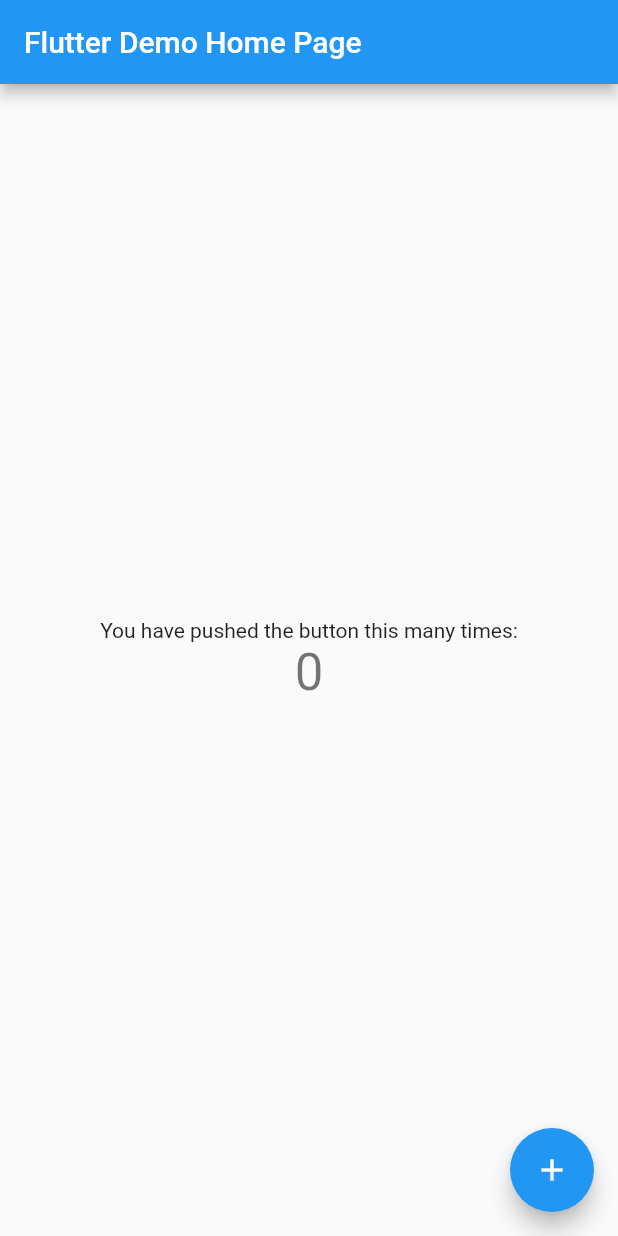
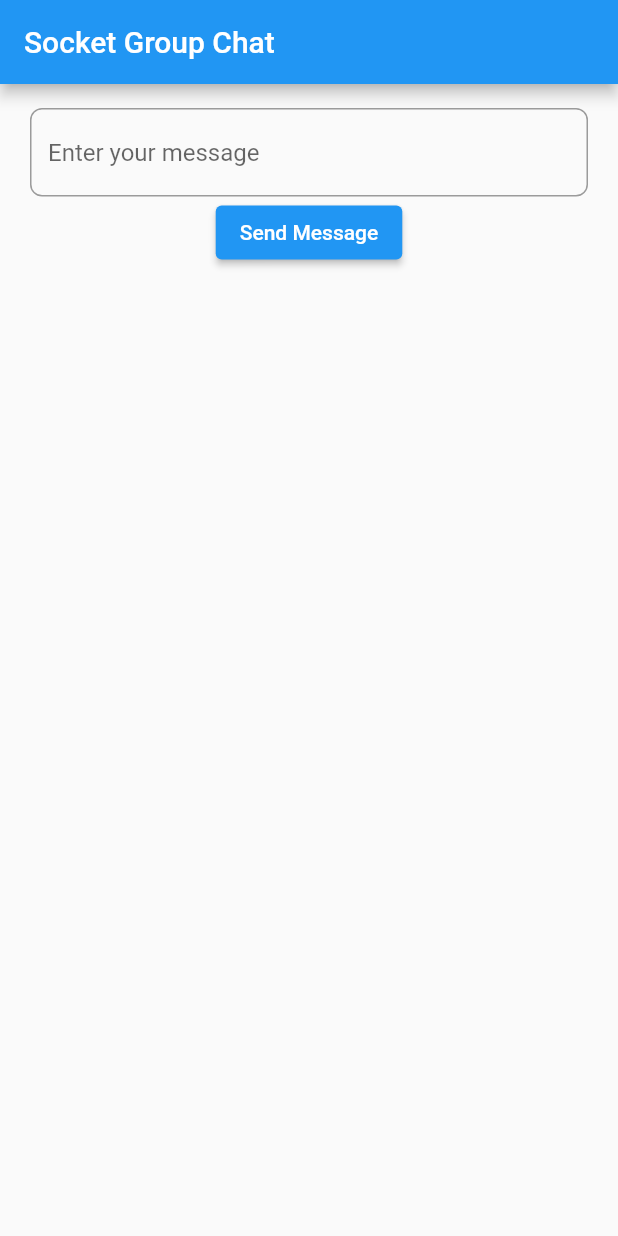
Before and after one commit to josiahfs/skj-group-project, a Flutter app: the screen it shows after launch, on a phone screen of 412 x 824 dp. Run offline on Flutter 3.47's test engine with Material 2 defaults, Android fonts, the phone set to English and light mode, and no system bars; network calls fail.

Commit message:
add text field & send message

```diff
--- a/Mobile/socket_client/lib/main.dart
+++ b/Mobile/socket_client/lib/main.dart
@@ -1,4 +1,5 @@
 import 'package:flutter/material.dart';
+import 'package:socket_client/screen/home.dart';
 
 void main() {
   runApp(const MyApp());
@@ -13,103 +14,10 @@ class MyApp extends StatelessWidget {
     return MaterialApp(
       title: 'Flutter Demo',
       theme: ThemeData(
-        // This is the theme of your application.
-        //
-        // Try running your application with "flutter run". You'll see the
-        // application has a blue toolbar. Then, without quitting the app, try
-        // changing the primarySwatch below to Colors.green and then invoke
-        // "hot reload" (press "r" in the console where you ran "flutter run",
-        // or simply save your changes to "hot reload" in a Flutter IDE).
-        // Notice that the counter didn't reset back to zero; the application
-        // is not restarted.
         primarySwatch: Colors.blue,
       ),
-      home: const MyHomePage(title: 'Flutter Demo Home Page'),
+      debugShowCheckedModeBanner: false,
+      home: HomePage(),
     );
   }
 }
-
-class MyHomePage extends StatefulWidget {
-  const MyHomePage({super.key, required this.title});
-
-  // This widget is the home page of your application. It is stateful, meaning
-  // that it has a State object (defined below) that contains fields that affect
-  // how it looks.
-
-  // This class is the configuration for the state. It holds the values (in this
-  // case the title) provided by the parent (in this case the App widget) and
-  // used by the build method of the State. Fields in a Widget subclass are
-  // always marked "final".
-
-  final String title;
-
-  @override
-  State<MyHomePage> createState() => _MyHomePageState();
-}
-
-class _MyHomePageState extends State<MyHomePage> {
-  int _counter = 0;
-
-  void _incrementCounter() {
-    setState(() {
-      // This call to setState tells the Flutter framework that something has
-      // changed in this State, which causes it to rerun the build method below
-      // so that the display can reflect the updated values. If we changed
-      // _counter without calling setState(), then the build method would not be
-      // called again, and so nothing would appear to happen.
-      _counter++;
-    });
-  }
-
-  @override
-  Widget build(BuildContext context) {
-    // This method is rerun every time setState is called, for instance as done
-    // by the _incrementCounter method above.
-    //
-    // The Flutter framework has been optimized to make rerunning build methods
-    // fast, so that you can just rebuild anything that needs updating rather
-    // than having to individually change instances of widgets.
-    return Scaffold(
-      appBar: AppBar(
-        // Here we take the value from the MyHomePage object that was created by
-        // the App.build method, and use it to set our appbar title.
-        title: Text(widget.title),
-      ),
-      body: Center(
-        // Center is a layout widget. It takes a single child and positions it
-        // in the middle of the parent.
-        child: Column(
-          // Column is also a layout widget. It takes a list of children and
-          // arranges them vertically. By default, it sizes itself to fit its
-          // children horizontally, and tries to be as tall as its parent.
-          //
-          // Invoke "debug painting" (press "p" in the console, choose the
-          // "Toggle Debug Paint" action from the Flutter Inspector in Android
-          // Studio, or the "Toggle Debug Paint" command in Visual Studio Code)
-          // to see the wireframe for each widget.
-          //
-          // Column has various properties to control how it sizes itself and
-          // how it positions its children. Here we use mainAxisAlignment to
-          // center the children vertically; the main axis here is the vertical
-          // axis because Columns are vertical (the cross axis would be
-          // horizontal).
-          mainAxisAlignment: MainAxisAlignment.center,
-          children: <Widget>[
-            const Text(
-              'You have pushed the button this many times:',
-            ),
-            Text(
-              '$_counter',
-              style: Theme.of(context).textTheme.headline4,
-            ),
-          ],
-        ),
-      ),
-      floatingActionButton: FloatingActionButton(
-        onPressed: _incrementCounter,
-        tooltip: 'Increment',
-        child: const Icon(Icons.add),
-      ), // This trailing comma makes auto-formatting nicer for build methods.
-    );
-  }
-}
--- /dev/null
+++ b/Mobile/socket_client/lib/screen/home.dart
@@ -0,0 +1,86 @@
+import 'package:flutter/material.dart';
+import 'package:web_socket_channel/io.dart';
+import 'package:web_socket_channel/web_socket_channel.dart';
+
+class HomePage extends StatefulWidget {
+  HomePage() : super();
+
+  final String title = 'Socket Group Chat';
+  @override
+  State<HomePage> createState() => _HomePageState();
+}
+
+class _HomePageState extends State<HomePage> {
+  late TextEditingController _textEditingController;
+  late WebSocketChannel _channel;
+
+  @override
+  void initState() {
+    super.initState();
+    _textEditingController = TextEditingController();
+    _connectSocketChannel();
+  }
+
+  _connectSocketChannel() {
+    _channel = WebSocketChannel.connect(
+      Uri.parse('wss://echo.websocket.events'),
+    );
+  }
+
+  void sendMessage() {
+    _channel.sink.add(_textEditingController.text);
+  }
+
+  @override
+  void dispose() {
+    super.dispose();
+    _channel.sink.close();
+  }
+
+  @override
+  Widget build(BuildContext context) {
+    return Scaffold(
+      appBar: AppBar(title: Text(widget.title)),
+      body: Container(
+        padding: EdgeInsets.symmetric(horizontal: 20),
+        child: SafeArea(
+          child: Padding(
+            padding: const EdgeInsets.only(top: 16),
+            child: Column(
+              children: [
+                TextField(
+                  controller: _textEditingController,
+                  decoration: InputDecoration(
+                      border: OutlineInputBorder(
+                        borderRadius: BorderRadius.all(
+                          Radius.circular(8),
+                        ),
+                      ),
+                      hintText: 'Enter your message'),
+                ),
+                ElevatedButton(
+                  onPressed: () {
+                    if (_textEditingController.text.isEmpty) {
+                      return;
+                    }
+                    sendMessage();
+                  },
+                  child: Text('Send Message'),
+                ),
+                StreamBuilder(
+                  stream: _channel.stream,
+                  builder: ((context, snapshot) {
+                    return Padding(
+                      padding: EdgeInsets.all(12),
+                      child: Text(snapshot.hasData ? '${snapshot.data}' : ''),
+                    );
+                  }),
+                )
+              ],
+            ),
+          ),
+        ),
+      ),
+    );
+  }
+}
```
Also changed, not shown: Mobile/socket_client/pubspec.yaml (+6 -16 lines), Mobile/socket_client/pubspec.lock.
